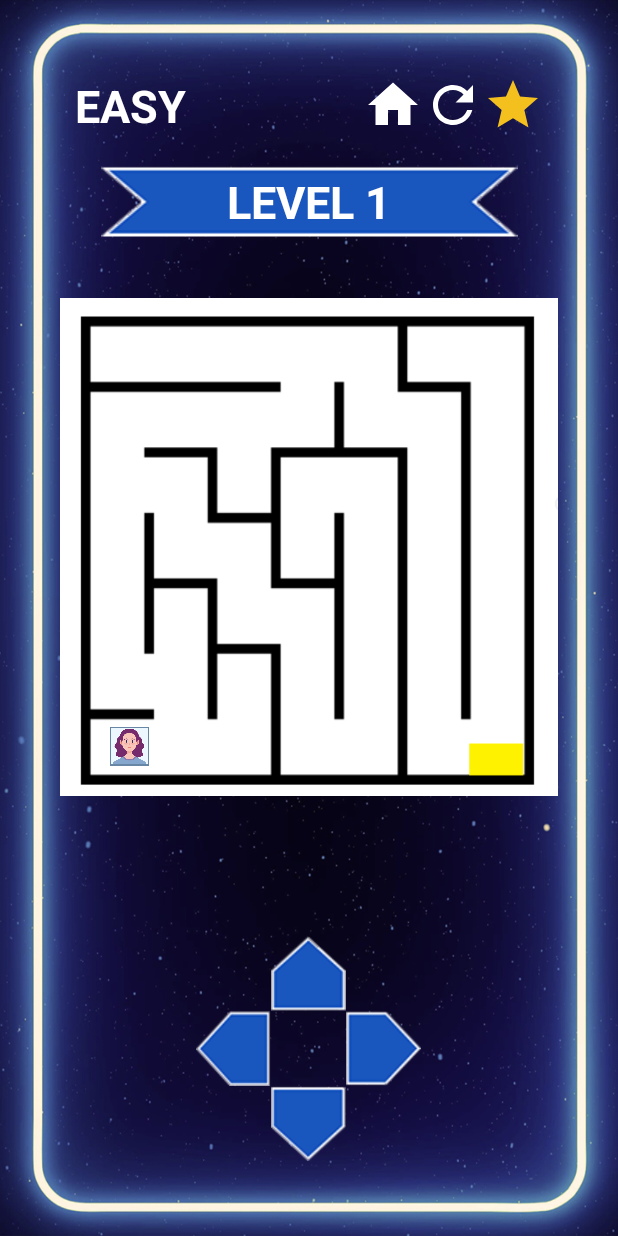
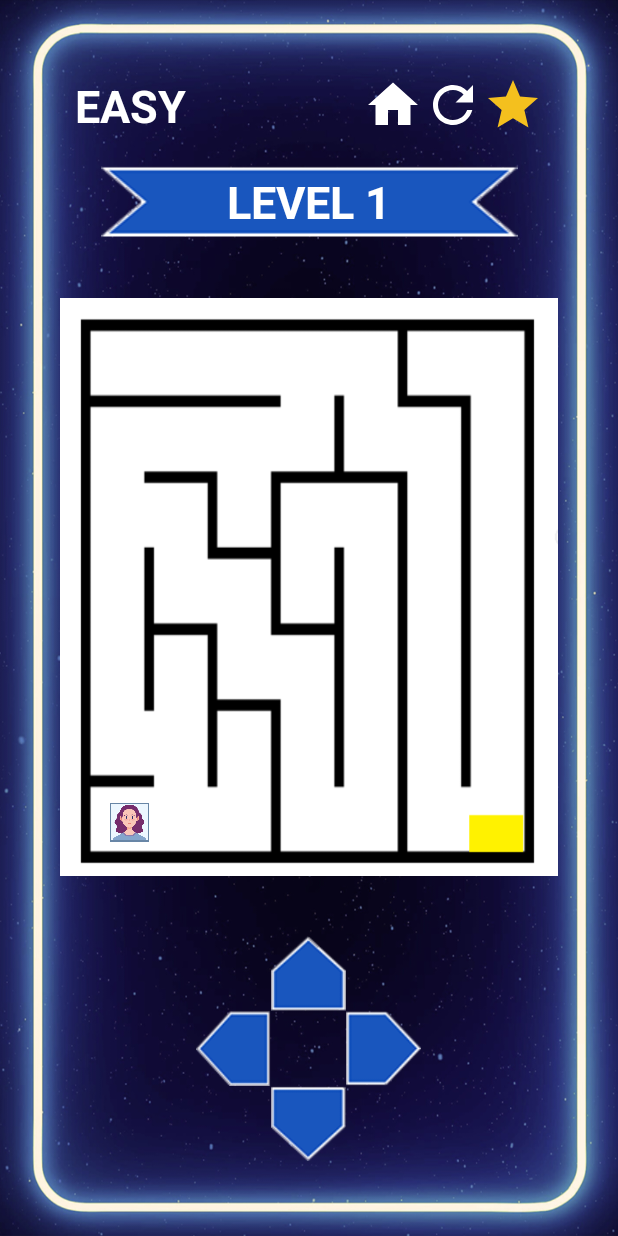
Before and after one commit to cubby02/JaMaze, an Android app: the EasyLevel1 screen opened directly, with no data from a screen before it, on a phone screen of 412 x 824 dp. Run offline under Robolectric (Android 15) with nearby library versions, the phone set to English and light mode, and no system bars.

Commit message:
easy layout fixed

```diff
--- a/app/src/main/res/layout/activity_easy_level_1.xml
+++ b/app/src/main/res/layout/activity_easy_level_1.xml
@@ -79,13 +79,14 @@
         android:id="@+id/constraintLayout"
         android:layout_below="@id/relativeLayout2"
         android:layout_width="wrap_content"
+        android:layout_above="@+id/linearLayout3"
         android:layout_margin="40dp"
         android:layout_height="wrap_content">
 
         <ImageView
             android:id="@+id/mazeMap"
             android:layout_width="match_parent"
-            android:layout_height="0dp"
+            android:layout_height="wrap_content"
             app:layout_constraintDimensionRatio="h, 1:1"
             android:background="@drawable/easy_1"
             app:layout_constraintEnd_toEndOf="parent"
@@ -106,6 +107,7 @@
     </androidx.constraintlayout.widget.ConstraintLayout>
 
     <LinearLayout
+        android:id="@+id/linearLayout3"
         android:layout_marginBottom="50dp"
         android:layout_alignParentBottom="true"
         android:layout_width="match_parent"
--- a/app/src/main/res/layout/activity_easy_level_2.xml
+++ b/app/src/main/res/layout/activity_easy_level_2.xml
@@ -82,6 +82,7 @@
         android:layout_below="@id/relativeLayout2"
         android:layout_width="wrap_content"
         android:layout_margin="40dp"
+        android:layout_above="@+id/linearLayout3"
         android:layout_height="wrap_content">
 
         <ImageView
@@ -108,6 +109,7 @@
     </androidx.constraintlayout.widget.ConstraintLayout>
 
     <LinearLayout
+        android:id="@+id/linearLayout3"
         android:layout_marginBottom="50dp"
         android:layout_alignParentBottom="true"
         android:layout_width="match_parent"
--- a/app/src/main/res/layout/activity_easy_level_3.xml
+++ b/app/src/main/res/layout/activity_easy_level_3.xml
@@ -81,6 +81,7 @@
         android:layout_below="@id/relativeLayout2"
         android:layout_width="wrap_content"
         android:layout_margin="40dp"
+        android:layout_above="@+id/linearLayout3"
         android:layout_height="wrap_content">
 
         <ImageView
@@ -107,6 +108,7 @@
     </androidx.constraintlayout.widget.ConstraintLayout>
 
     <LinearLayout
+        android:id="@+id/linearLayout3"
         android:layout_marginBottom="50dp"
         android:layout_alignParentBottom="true"
         android:layout_width="match_parent"
--- a/app/src/main/res/layout/activity_easy_level_4.xml
+++ b/app/src/main/res/layout/activity_easy_level_4.xml
@@ -79,6 +79,7 @@
     <androidx.constraintlayout.widget.ConstraintLayout
         android:id="@+id/constraintLayout"
         android:layout_below="@id/relativeLayout2"
+        android:layout_above="@+id/linearLayout3"
         android:layout_width="wrap_content"
         android:layout_margin="40dp"
         android:layout_height="wrap_content">
@@ -107,6 +108,7 @@
     </androidx.constraintlayout.widget.ConstraintLayout>
 
     <LinearLayout
+        android:id="@+id/linearLayout3"
         android:layout_marginBottom="50dp"
         android:layout_alignParentBottom="true"
         android:layout_width="match_parent"
--- a/app/src/main/res/layout/activity_easy_level_5.xml
+++ b/app/src/main/res/layout/activity_easy_level_5.xml
@@ -79,6 +79,7 @@
     <androidx.constraintlayout.widget.ConstraintLayout
         android:id="@+id/constraintLayout"
         android:layout_below="@id/relativeLayout2"
+        android:layout_above="@+id/linearLayout3"
         android:layout_width="wrap_content"
         android:layout_margin="40dp"
         android:layout_height="wrap_content">
@@ -107,6 +108,7 @@
     </androidx.constraintlayout.widget.ConstraintLayout>
 
     <LinearLayout
+        android:id="@+id/linearLayout3"
         android:layout_marginBottom="50dp"
         android:layout_alignParentBottom="true"
         android:layout_width="match_parent"
```
